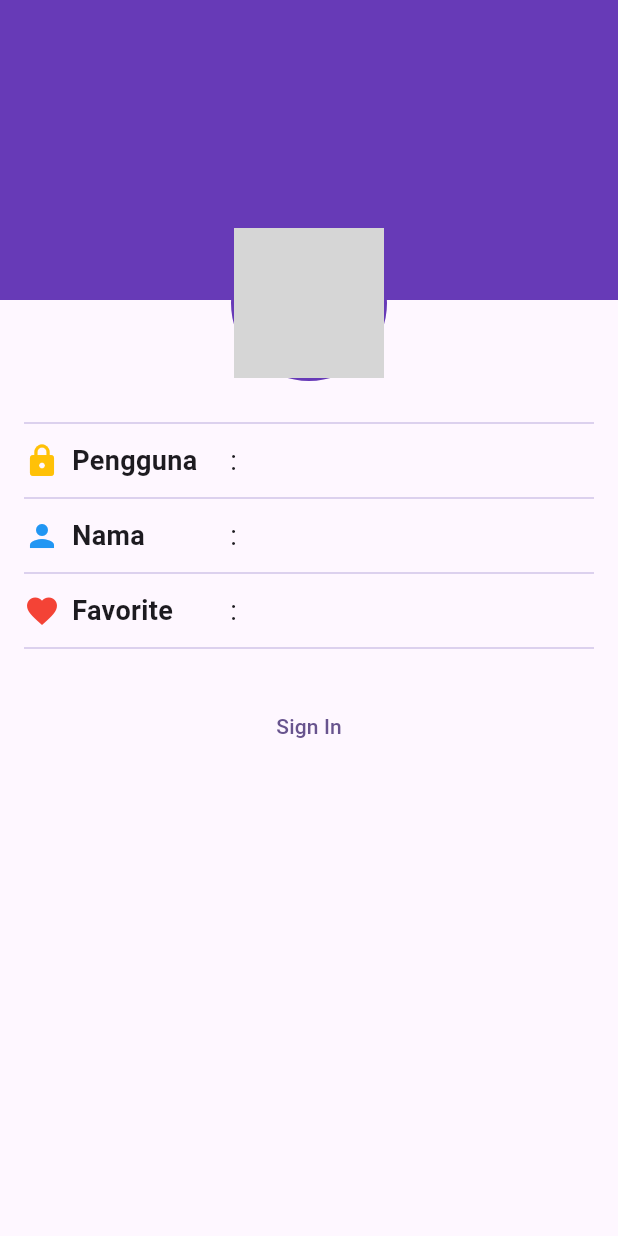
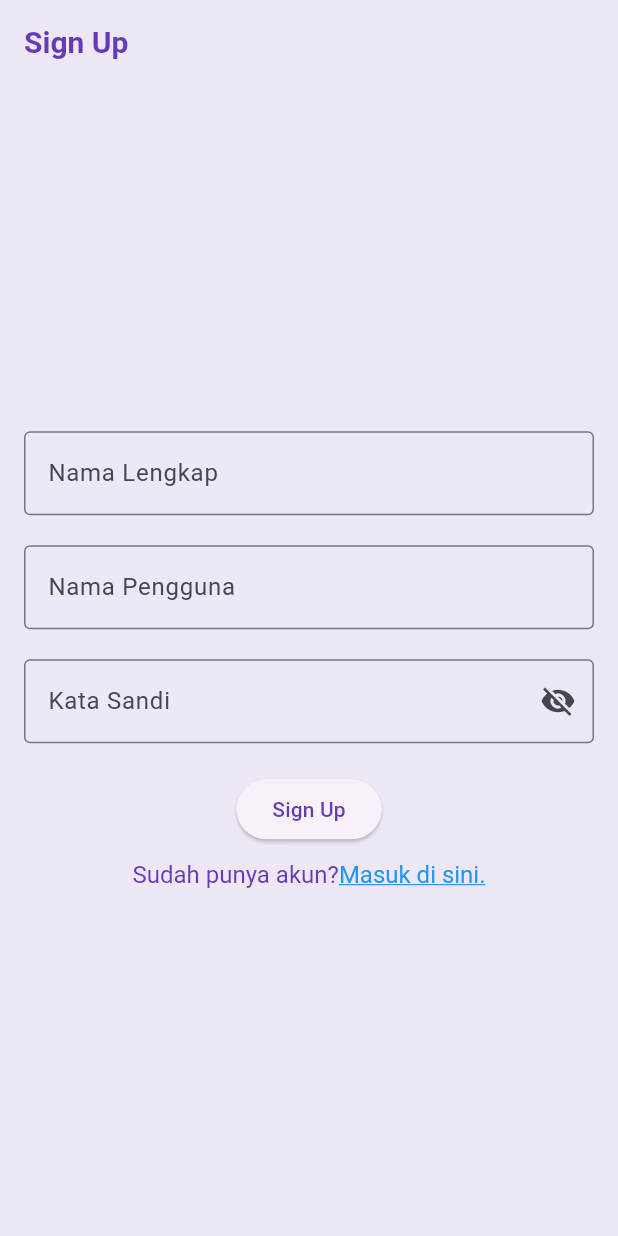
Before and after one commit to Whydiki/wisata_candi_dikiwahyudi, a Flutter app: the screen it shows after launch, on a phone screen of 412 x 824 dp. Run offline on Flutter 3.47's test engine with Material 2 defaults, Android fonts, the phone set to English and light mode, and no system bars; our stand-ins replace cached_network_image; grey boxes are pictures that could not be loaded.

Commit message:
wisata candi

```diff
--- a/lib/main.dart
+++ b/lib/main.dart
@@ -1,5 +1,7 @@
 import 'package:flutter/material.dart';
 import 'package:wisata_candi/data/candi_data.dart';
+import 'package:wisata_candi/screens/SignInScreen.dart';
+import 'package:wisata_candi/screens/SignUpScreen.dart';
 import 'package:wisata_candi/screens/detail_screen.dart';
 import 'package:wisata_candi/screens/profile_screen.dart';
 
@@ -15,10 +17,21 @@ class MyApp extends StatelessWidget {
     return MaterialApp(
       title: 'Wisata Candi',
       theme: ThemeData(
-        colorScheme: ColorScheme.fromSeed(seedColor: Colors.deepPurple),
+        appBarTheme: const AppBarTheme(
+          iconTheme: IconThemeData(color: Colors.deepPurple),
+          titleTextStyle: TextStyle(
+            color: Colors.deepPurple,
+            fontSize: 20,
+            fontWeight: FontWeight.bold,
+          ),
+        ),
+        colorScheme: ColorScheme.fromSeed(seedColor: Colors.deepPurple).copyWith(
+          primary: Colors.deepPurple,
+          surface: Colors.deepPurple[50],
+        ),
         useMaterial3: true,
       ),
-      home: ProfileScreen(),
+      home: SignUpScreen(),
       // home: DetailScreen(candi: candiList[0]),
     );
   }
--- /dev/null
+++ b/lib/screens/SignUpScreen.dart
@@ -0,0 +1,103 @@
+import 'package:flutter/gestures.dart';
+import 'package:flutter/material.dart';
+
+class SignUpScreen extends StatefulWidget {
+  SignUpScreen({super.key});
+
+  @override
+  State<SignUpScreen> createState() => _SignUpScreenState();
+}
+
+class _SignUpScreenState extends State<SignUpScreen> {
+  final TextEditingController _fullNameController = TextEditingController();
+  final TextEditingController _usernameController = TextEditingController();
+  final TextEditingController _passwordController = TextEditingController();
+  String _errorText = '';
+  bool _isSignedUp = false;
+  bool _obscurePassword = true;
+
+  @override
+  Widget build(BuildContext context) {
+    return Scaffold(
+      appBar: AppBar(
+        title: Text('Sign Up'),
+      ),
+      body: Center(
+        child: SingleChildScrollView(
+          child: Padding(
+            padding: const EdgeInsets.all(16),
+            child: Form(
+              child: Column(
+                mainAxisAlignment: MainAxisAlignment.center,
+                crossAxisAlignment: CrossAxisAlignment.center,
+                children: [
+                  // Added TextFormField for Full Name
+                  TextFormField(
+                    controller: _fullNameController,
+                    decoration: InputDecoration(
+                      labelText: "Nama Lengkap",
+                      border: OutlineInputBorder(),
+                    ),
+                  ),
+                  SizedBox(height: 20),
+                  TextFormField(
+                    controller: _usernameController,
+                    decoration: InputDecoration(
+                      labelText: "Nama Pengguna",
+                      border: OutlineInputBorder(),
+                    ),
+                  ),
+                  SizedBox(height: 20),
+                  TextFormField(
+                    controller: _passwordController,
+                    decoration: InputDecoration(
+                      labelText: "Kata Sandi",
+                      errorText: _errorText.isNotEmpty ? _errorText : null,
+                      border: OutlineInputBorder(),
+                      suffixIcon: IconButton(
+                        onPressed: () {
+                          setState(() {
+                            _obscurePassword = !_obscurePassword;
+                          });
+                        },
+                        icon: Icon(
+                          _obscurePassword
+                              ? Icons.visibility_off
+                              : Icons.visibility,
+                        ),
+                      ),
+                    ),
+                    obscureText: _obscurePassword,
+                  ),
+                  SizedBox(height: 20),
+                  ElevatedButton(
+                    onPressed: () {},
+                    child: Text('Sign Up'),
+                  ),
+                  SizedBox(height: 10),
+                  RichText(
+                    text: TextSpan(
+                      text: 'Sudah punya akun?',
+                      style: TextStyle(fontSize: 16, color: Colors.deepPurple),
+                      children: <TextSpan>[
+                        TextSpan(
+                          text: 'Masuk di sini.',
+                          style: TextStyle(
+                            color: Colors.blue,
+                            decoration: TextDecoration.underline,
+                            fontSize: 16,
+                          ),
+                          recognizer: TapGestureRecognizer()..onTap = () {},
+                        ),
+                      ],
+                    ),
+                  ),
+                ],
+              ),
+            ),
+          ),
+        ),
+      ),
+    );
+  }
+}
```
Also changed, not shown: lib/screens/SignInScreen.dart (added, +110 -0 lines).
